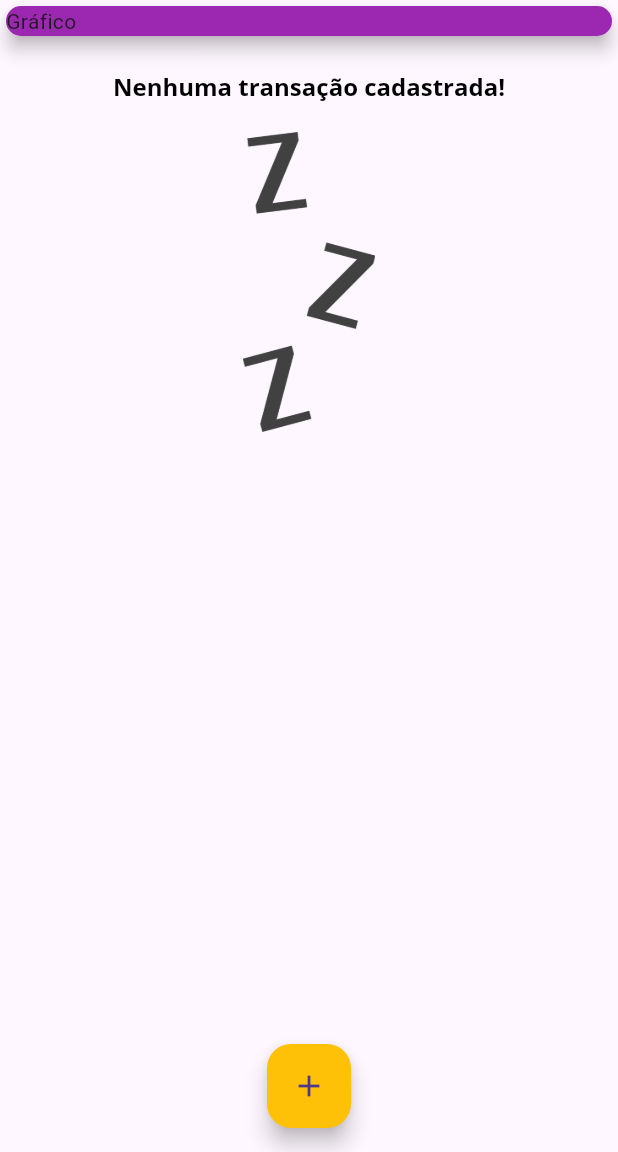
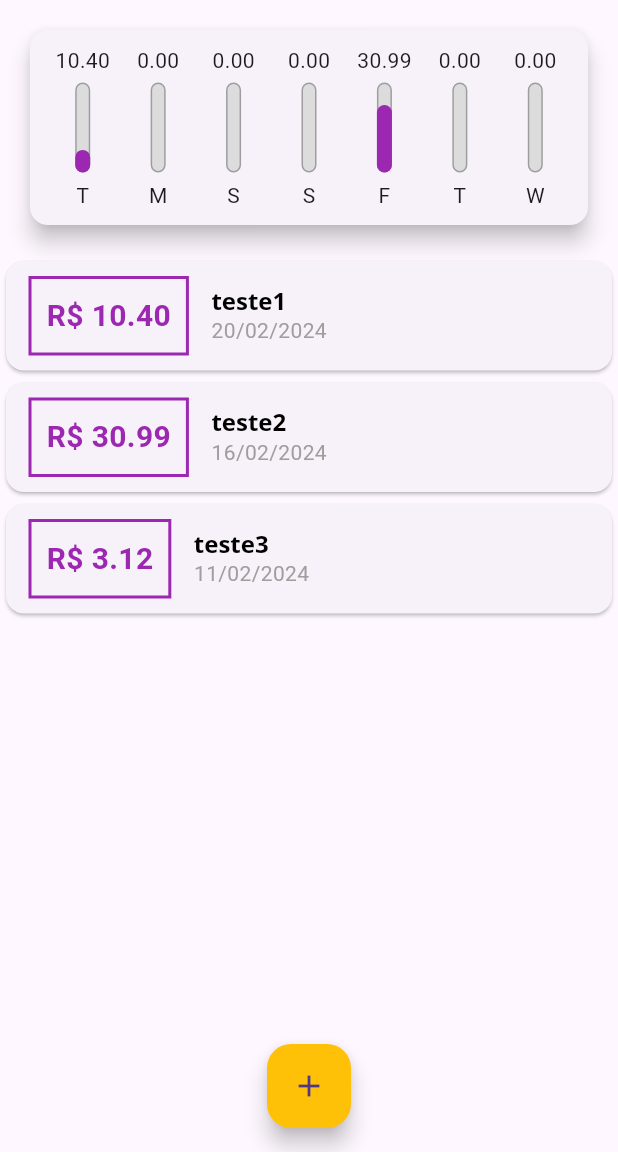
Before and after one commit to Jhon-Henkel/flutter_course_personal_expense_app, a Flutter app: the screen it shows after launch, on a phone screen of 412 x 824 dp, the part 84-1236 px from its top. Run offline on Flutter 3.47's test engine with Material 3 defaults, Android fonts, the phone set to English and light mode, and no system bars.

Commit message:
feat: add chart on ghome

```diff
--- /dev/null
+++ b/lib/components/chart.dart
@@ -0,0 +1,63 @@
+import 'package:flutter/material.dart';
+import 'package:flutter_course_personal_expense_app/components/chart_bar.dart';
+import 'package:flutter_course_personal_expense_app/models/transactions.dart';
+import 'package:intl/intl.dart';
+
+class Chart extends StatelessWidget {
+  const Chart(this.recentTransactions, {super.key});
+
+  final List<Transaction> recentTransactions;
+
+  List<Map<String, Object>> get groupedTransactions {
+    return List.generate(7, (index) {
+      final weekDay = DateTime.now().subtract(
+        Duration(days: index),
+      );
+
+      double totalSum = 0.0;
+
+      for (var i = 0; i < recentTransactions.length; i++) {
+        if (recentTransactions[i].date.day == weekDay.day &&
+            recentTransactions[i].date.month == weekDay.month &&
+            recentTransactions[i].date.year == weekDay.year) {
+          totalSum += recentTransactions[i].value;
+        }
+      }
+
+      return {
+        'day': DateFormat.E().format(weekDay)[0],
+        'value': totalSum,
+      };
+    });
+  }
+
+  double get _weekTotalValue {
+    return groupedTransactions.fold(0.0, (sum, transaction) {
+      return sum + (transaction['value'] as double);
+    });
+  }
+
+  @override
+  Widget build(BuildContext context) {
+    return Card(
+      elevation: 6,
+      margin: const EdgeInsets.all(20),
+      child: Padding(
+        padding: const EdgeInsets.all(10),
+        child: Row(
+          mainAxisAlignment: MainAxisAlignment.spaceAround,
+          children: groupedTransactions.map((transaction) {
+            return Flexible(
+              fit: FlexFit.tight,
+              child: ChartBar(
+                label: transaction['day'].toString(),
+                value: transaction['value'] as double,
+                percentage: (transaction['value'] as double) / _weekTotalValue,
+              ),
+            );
+          }).toList(),
+        ),
+      ),
+    );
+  }
+}
--- /dev/null
+++ b/lib/components/chart_bar.dart
@@ -0,0 +1,52 @@
+import 'package:flutter/material.dart';
+
+class ChartBar extends StatelessWidget {
+  const ChartBar(
+      {super.key,
+      required this.label,
+      required this.value,
+      required this.percentage});
+
+  final String label;
+  final double value;
+  final double percentage;
+
+  @override
+  Widget build(BuildContext context) {
+    return Column(
+      children: <Widget>[
+        FittedBox(
+          child: Text(value.toStringAsFixed(2)),
+        ),
+        const SizedBox(height: 5),
+        SizedBox(
+          height: 60,
+          width: 10,
+          child: Stack(
+            alignment: AlignmentDirectional.bottomCenter,
+            children: <Widget>[
+              Container(
+                decoration: BoxDecoration(
+                  border: Border.all(color: Colors.grey, width: 1.0),
+                  color: const Color.fromRGBO(220, 220, 220, 1),
+                  borderRadius: BorderRadius.circular(5),
+                ),
+              ),
+              FractionallySizedBox(
+                heightFactor: percentage,
+                child: Container(
+                  decoration: BoxDecoration(
+                    color: Theme.of(context).colorScheme.primary,
+                    borderRadius: BorderRadius.circular(5),
+                  ),
+                ),
+              ),
+            ],
+          ),
+        ),
+        const SizedBox(height: 5),
+        Text(label),
+      ],
+    );
+  }
+}
--- a/lib/main.dart
+++ b/lib/main.dart
@@ -1,6 +1,7 @@
 import 'dart:math';
 
 import 'package:flutter/material.dart';
+import 'package:flutter_course_personal_expense_app/components/chart.dart';
 import 'package:flutter_course_personal_expense_app/components/transaction_form.dart';
 import 'package:flutter_course_personal_expense_app/components/transaction_list.dart';
 import 'package:flutter_course_personal_expense_app/models/transactions.dart';
@@ -53,9 +54,33 @@ class MyHomePage extends StatefulWidget {
 
 class _MyHomePageState extends State<MyHomePage> {
   final List<Transaction> _transactions = [
-    // Transaction(id: 't1', title: 'teste1', value: 10.40, date: DateTime.now()),
-    // Transaction(id: 't2', title: 'teste2', value: 30.99, date: DateTime.now()),
+    Transaction(
+      id: 't1',
+      title: 'teste1',
+      value: 10.40,
+      date: DateTime.now(),
+    ),
+    Transaction(
+      id: 't2',
+      title: 'teste2',
+      value: 30.99,
+      date: DateTime.now().subtract(const Duration(days: 4)),
+    ),
+    Transaction(
+      id: 't3',
+      title: 'teste3',
+      value: 3.12,
+      date: DateTime.now().subtract(const Duration(days: 9)),
+    ),
   ];
+
+  List<Transaction> get _recentTransactions {
+    return _transactions.where((transaction) {
+      return transaction.date.isAfter(
+        DateTime.now().subtract(const Duration(days: 7)),
+      );
+    }).toList();
+  }
 
   _addTransaction(String title, double value) {
     final newTransaction = Transaction(
@@ -98,14 +123,7 @@ class _MyHomePageState extends State<MyHomePage> {
         child: Column(
           crossAxisAlignment: CrossAxisAlignment.stretch,
           children: <Widget>[
-            SizedBox(
-              width: double.infinity,
-              child: Card(
-                elevation: 5,
-                color: Theme.of(context).colorScheme.primary,
-                child: const Text('Gráfico'),
-              ),
-            ),
+            Chart(_recentTransactions),
             TransactionList(_transactions),
           ],
         ),
```
